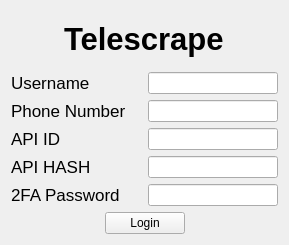
Above: src/gui/main_window/central_widget/login_widget/LoginWidget.ui from ephell/Telescrape before the change. Below: the same form after it.
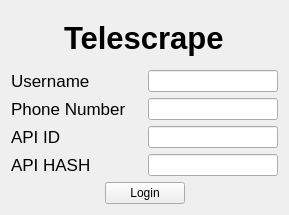
That is the form after the change. Custom widgets are drawn as their Qt base class.

Commit message: Remove 2FA password functionality as it now is retried through an input dialog during sign-in

Patch:
```diff
--- a/src/gui/main_window/central_widget/login_widget/LoginWidget.ui
+++ b/src/gui/main_window/central_widget/login_widget/LoginWidget.ui
@@ -7,7 +7,7 @@
     <x>0</x>
     <y>0</y>
     <width>289</width>
-    <height>245</height>
+    <height>215</height>
    </rect>
   </property>
   <property name="windowTitle">
@@ -133,31 +133,6 @@
        </item>
       </layout>
      </item>
-     <item>
-      <layout class="QHBoxLayout" name="horizontalLayout_6">
-       <item>
-        <widget class="QLabel" name="label_6">
-         <property name="sizePolicy">
-          <sizepolicy hsizetype="Expanding" vsizetype="Preferred">
-           <horstretch>0</horstretch>
-           <verstretch>0</verstretch>
-          </sizepolicy>
-         </property>
-         <property name="font">
-          <font>
-           <pointsize>13</pointsize>
-          </font>
-         </property>
-         <property name="text">
-          <string>2FA Password</string>
-         </property>
-        </widget>
-       </item>
-       <item>
-        <widget class="QLineEdit" name="line_edit_password"/>
-       </item>
-      </layout>
-     </item>
     </layout>
    </item>
    <item>
```
The commit also changes 4 other files.
